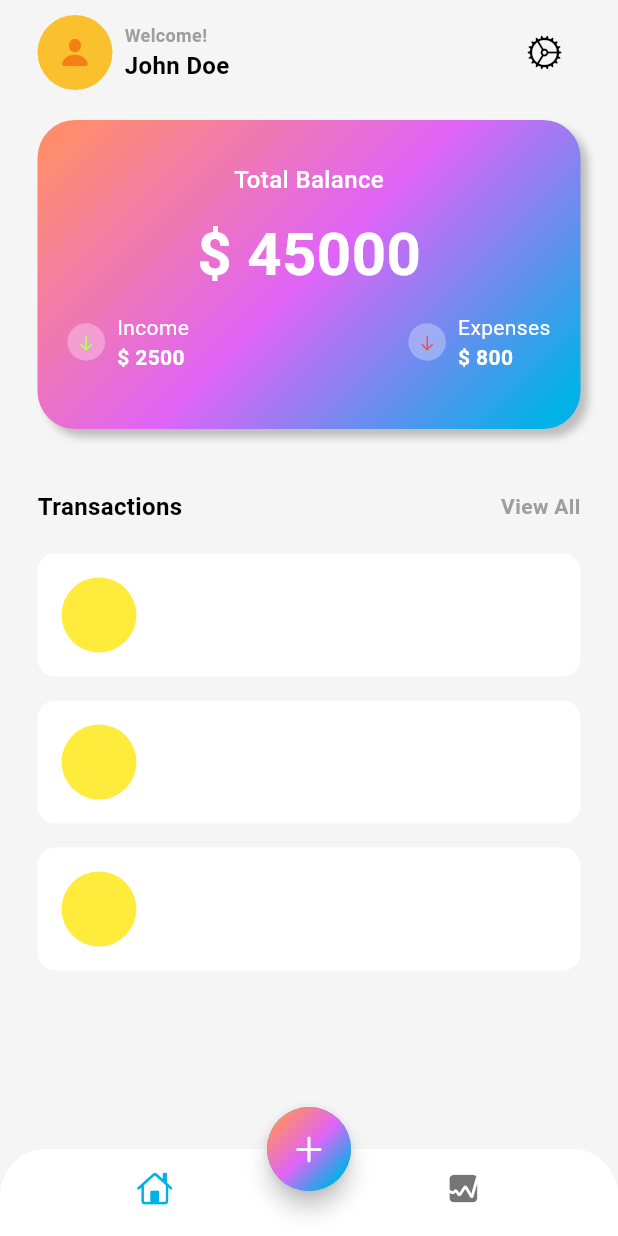
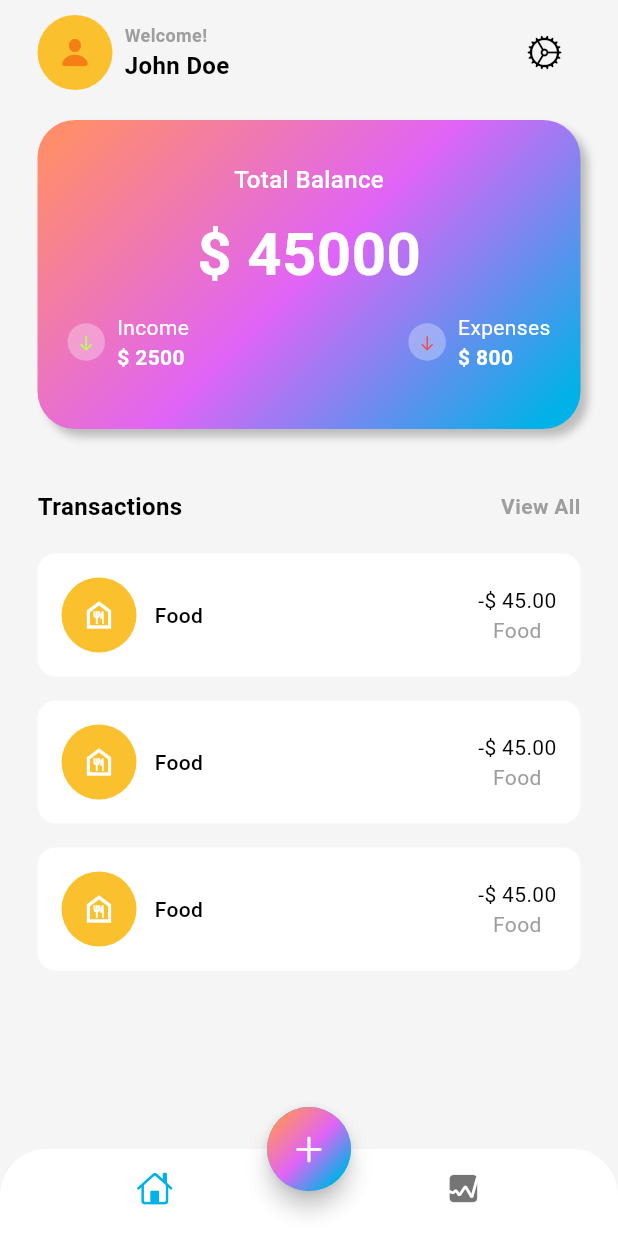
Before and after one commit to Rashmina2000/Expense_tracker_flutter-app, a Flutter app: the screen it shows after launch, on a phone screen of 412 x 824 dp. Run offline on Flutter 3.47's test engine with Material 3 defaults, Android fonts, the phone set to English and light mode, and no system bars.

Commit message:
ListView with data

```diff
--- a/lib/screens/home/views/main_screen.dart
+++ b/lib/screens/home/views/main_screen.dart
@@ -259,14 +259,59 @@ class MainScreen extends StatelessWidget {
                         child: Padding(
                           padding: const EdgeInsets.all(16.0),
                           child: Row(
+                            mainAxisAlignment: MainAxisAlignment.spaceBetween,
+                            children: [
+                              Row(
+                                children: [
+                                  Stack(
+                                    alignment: Alignment.center,
                                     children: [
                                       Container(
                                         width: 50,
                                         height: 50,
                                         decoration: BoxDecoration(
-                                  color: Colors.yellow,
+                                          color: Colors.yellow[700],
                                           shape: BoxShape.circle,
                                         ),
+                                      ),
+                                      const Icon(
+                                        Icons.food_bank_outlined,
+                                        color: Colors.white,
+                                      )
+                                    ],
+                                  ),
+                                  const SizedBox(
+                                    width: 12,
+                                  ),
+                                  Text(
+                                    "Food",
+                                    style: TextStyle(
+                                      fontSize: 14,
+                                      color: Colors.black,
+                                      fontWeight: FontWeight.w500,
+                                    ),
+                                  ),
+                                ],
+                              ),
+                              Column(
+                                children: [
+                                  Text(
+                                    "-\$ 45.00",
+                                    style: TextStyle(
+                                      fontSize: 14,
+                                      color: Colors.black,
+                                      fontWeight: FontWeight.w400,
+                                    ),
+                                  ),
+                                  Text(
+                                    "Food",
+                                    style: TextStyle(
+                                      fontSize: 14,
+                                      color: Colors.grey,
+                                      fontWeight: FontWeight.w400,
+                                    ),
+                                  ),
+                                ],
                               )
                             ],
                           ),
```
Lines whose indentation alone changed are shown as unchanged.
